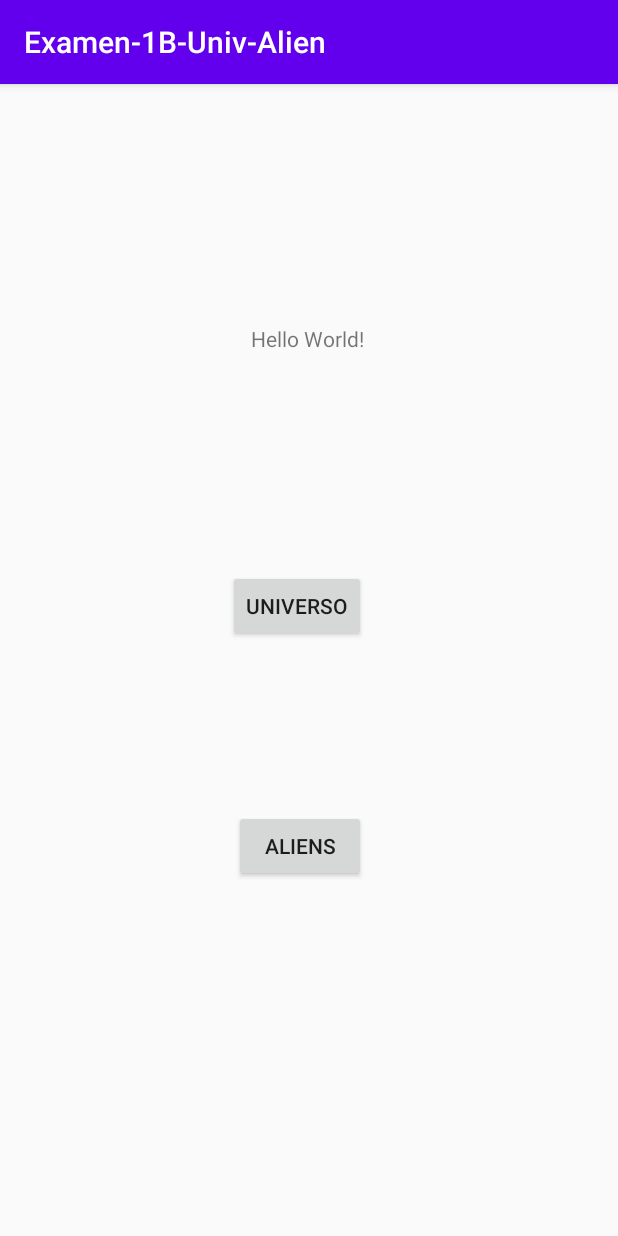
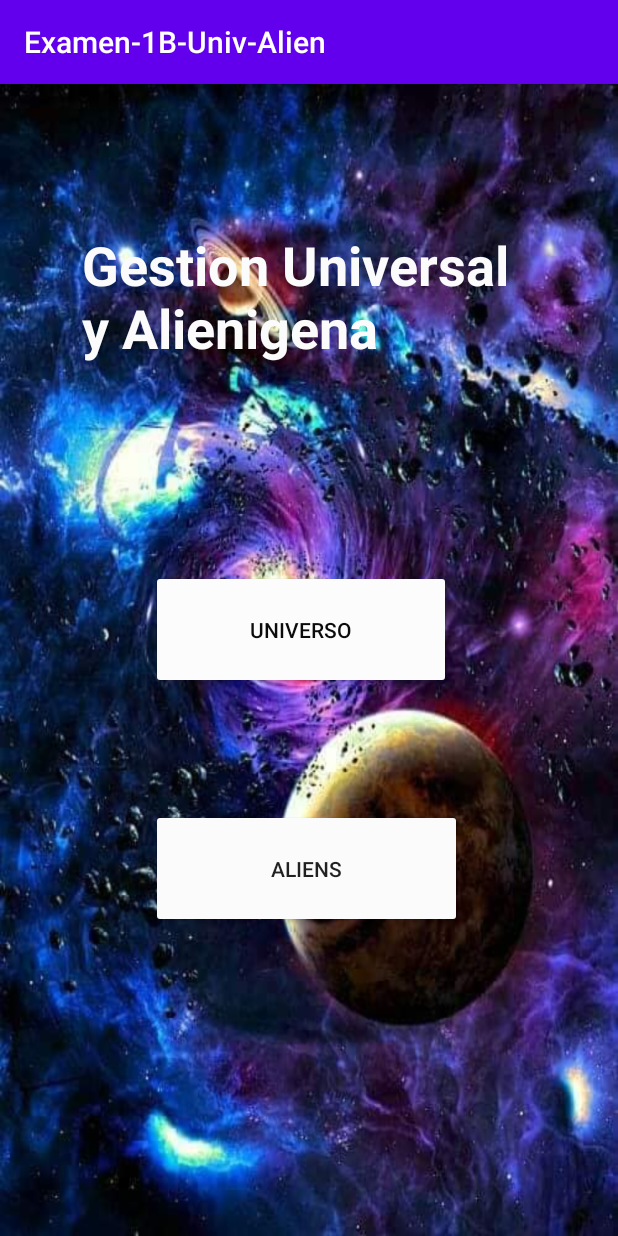
Before and after one commit to 2020-A-Moviles-GR1/mov-reinoso-alvarado-washington-paul, an Android app: the screen it shows after launch (MainActivity), on a phone screen of 412 x 824 dp. Run offline under Robolectric (Android 15) with nearby library versions, the phone set to English and light mode, and no system bars.

Commit message:
Examen Teminado

```diff
--- a/Examen1BUnivAlien/app/src/main/res/layout/activity_formulario_crear_alien.xml
+++ b/Examen1BUnivAlien/app/src/main/res/layout/activity_formulario_crear_alien.xml
@@ -103,7 +103,9 @@
         android:layout_width="155dp"
         android:layout_height="57dp"
         android:layout_marginTop="32dp"
+        android:backgroundTint="#0E4095"
         android:text="CREAR"
+        android:textColor="#FFFFFF"
         app:layout_constraintEnd_toStartOf="@+id/btn_cancelar_creacion"
         app:layout_constraintHorizontal_bias="0.319"
         app:layout_constraintStart_toStartOf="@+id/edt_universo"
@@ -114,7 +116,9 @@
         android:layout_width="149dp"
         android:layout_height="58dp"
         android:layout_marginTop="32dp"
+        android:backgroundTint="#0E4095"
         android:text="CANCELAR"
+        android:textColor="#FFFFFF"
         app:layout_constraintEnd_toEndOf="@+id/edt_universo"
         app:layout_constraintHorizontal_bias="1.0"
         app:layout_constraintStart_toStartOf="parent"
--- a/Examen1BUnivAlien/app/src/main/res/layout/activity_formulario_crear_universo.xml
+++ b/Examen1BUnivAlien/app/src/main/res/layout/activity_formulario_crear_universo.xml
@@ -92,7 +92,9 @@
         android:layout_height="55dp"
         android:layout_marginStart="20dp"
         android:layout_marginTop="36dp"
+        android:backgroundTint="#0E4095"
         android:text="CREAR"
+        android:textColor="#FFFFFF"
         app:layout_constraintEnd_toStartOf="@+id/btn_cancelar_Unv"
         app:layout_constraintHorizontal_bias="1.0"
         app:layout_constraintStart_toStartOf="@+id/edt_primario"
@@ -103,7 +105,9 @@
         android:layout_width="179dp"
         android:layout_height="54dp"
         android:layout_marginTop="36dp"
+        android:backgroundTint="#0E4095"
         android:text="CANCELAR"
+        android:textColor="#FFFFFF"
         app:layout_constraintEnd_toEndOf="@+id/edt_primario"
         app:layout_constraintHorizontal_bias="0.977"
         app:layout_constraintStart_toStartOf="parent"
--- a/Examen1BUnivAlien/app/src/main/res/layout/activity_formulario_edicion_alien.xml
+++ b/Examen1BUnivAlien/app/src/main/res/layout/activity_formulario_edicion_alien.xml
@@ -4,6 +4,7 @@
     xmlns:tools="http://schemas.android.com/tools"
     android:layout_width="match_parent"
     android:layout_height="match_parent"
+    android:backgroundTint="#FFFFFF"
     tools:context=".FormularioEdicionAlien">
 
     <TextView
@@ -37,7 +38,9 @@
         android:layout_width="160dp"
         android:layout_height="44dp"
         android:layout_marginTop="3dp"
+        android:backgroundTint="#0E4095"
         android:text="CANCELAR"
+        android:textColor="#FFFFFF"
         app:layout_constraintEnd_toEndOf="@+id/edit_editar_univers"
         app:layout_constraintTop_toBottomOf="@+id/edit_editar_univers" />
 
@@ -136,7 +139,9 @@
         android:layout_width="182dp"
         android:layout_height="46dp"
         android:layout_marginTop="3dp"
+        android:backgroundTint="#0E4095"
         android:text="EDITAR"
+        android:textColor="#FFFFFF"
         app:layout_constraintEnd_toStartOf="@+id/btn_cancelar_editar_AlienE"
         app:layout_constraintHorizontal_bias="0.0"
         app:layout_constraintStart_toStartOf="@+id/edit_editar_univers"
--- a/Examen1BUnivAlien/app/src/main/res/layout/activity_main.xml
+++ b/Examen1BUnivAlien/app/src/main/res/layout/activity_main.xml
@@ -4,38 +4,45 @@
     xmlns:tools="http://schemas.android.com/tools"
     android:layout_width="match_parent"
     android:layout_height="match_parent"
+    android:background="@drawable/universos"
     tools:context=".MainActivity">
 
-    <Button
-        android:id="@+id/btn_menu_aliens"
-        android:layout_width="wrap_content"
-        android:layout_height="wrap_content"
-        android:layout_marginTop="112dp"
-        android:text="ALIENS"
-        app:layout_constraintEnd_toEndOf="@+id/btn_menu_universo"
-        app:layout_constraintHorizontal_bias="1.0"
-        app:layout_constraintStart_toStartOf="@+id/btn_menu_universo"
-        app:layout_constraintTop_toBottomOf="@+id/btn_menu_universo" />
-
     <TextView
-        android:layout_width="wrap_content"
-        android:layout_height="wrap_content"
-        android:layout_marginTop="160dp"
-        android:text="Hello World!"
-        app:layout_constraintHorizontal_bias="0.498"
+        android:layout_width="302dp"
+        android:layout_height="153dp"
+        android:layout_marginTop="96dp"
+        android:text="Gestion Universal y Alienigena"
+        android:textColor="#FBFBFB"
+        android:textSize="36sp"
+        android:textStyle="bold"
+        app:layout_constraintHorizontal_bias="0.495"
         app:layout_constraintLeft_toLeftOf="parent"
         app:layout_constraintRight_toRightOf="parent"
         app:layout_constraintTop_toTopOf="parent" />
 
     <Button
         android:id="@+id/btn_menu_universo"
-        android:layout_width="wrap_content"
-        android:layout_height="wrap_content"
+        android:layout_width="200dp"
+        android:layout_height="79dp"
         android:layout_marginTop="324dp"
+        android:backgroundTint="#FDFCFC"
         android:text="UNIVERSO"
+        android:textColor="#0B0B0B"
         app:layout_constraintEnd_toEndOf="parent"
         app:layout_constraintHorizontal_bias="0.475"
         app:layout_constraintStart_toStartOf="parent"
         app:layout_constraintTop_toTopOf="parent" />
 
+    <Button
+        android:id="@+id/btn_menu_aliens"
+        android:layout_width="207dp"
+        android:layout_height="79dp"
+        android:layout_marginTop="80dp"
+        android:backgroundTint="#FBFBFB"
+        android:text="ALIENS"
+        app:layout_constraintEnd_toEndOf="@+id/btn_menu_universo"
+        app:layout_constraintHorizontal_bias="0.0"
+        app:layout_constraintStart_toStartOf="@+id/btn_menu_universo"
+        app:layout_constraintTop_toBottomOf="@+id/btn_menu_universo" />
+
 </androidx.constraintlayout.widget.ConstraintLayout>
```
Also changed, not shown: Examen1BUnivAlien/app/src/main/java/com/example/examen_1b_univ_alien/FormularioEdicionAlien.kt (+14 -0 lines), Examen1BUnivAlien/app/src/main/java/com/example/examen_1b_univ_alien/FormularioEdicionUniverso.kt (+13 -0 lines), Examen1BUnivAlien/app/src/main/java/com/example/examen_1b_univ_alien/ListViewAlienActivity.kt (+27 -1 lines), Examen1BUnivAlien/app/src/main/java/com/example/examen_1b_univ_alien/ListViewUniversoActivity.kt (+19 -16 lines), Examen1BUnivAlien/app/src/main/java/com/example/examen_1b_univ_alien/ServicBDDMemoria.kt (+85 -55 lines), Examen1BUnivAlien/app/src/main/res/layout/activity_formulario_edicion_universo.xml (+15 -11 lines), Examen1BUnivAlien/app/src/main/res/layout/activity_list_view_alien.xml (+13 -1 lines), Examen1BUnivAlien/app/src/main/res/layout/activity_list_view_universo.xml (+13 -1 lines), Examen1BUnivAlien/app/src/main/res/drawable-v24/universos.jpg (added), Examen1BUnivAlien/app/src/main/res/mipmap-xxhdpi/universos.jpg (added).
